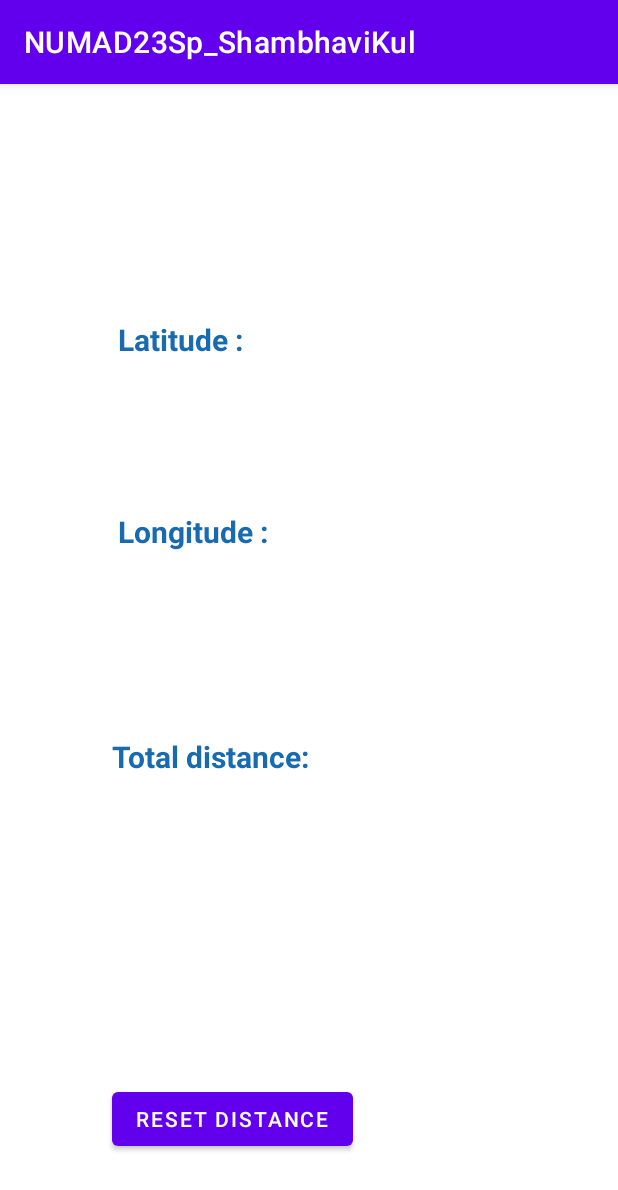
After one commit to shambhavik14/Android-Development, an Android app: the LocationActivity screen opened directly, with no data from a screen before it, on a phone screen of 412 x 824 dp. The commit adds this screen. Shown: the top 1190 px of the screen. Run offline under Robolectric (Android 15) with nearby library versions, the phone set to English and light mode, and no system bars; Roboto replaces fonts that are not available here.

Commit message:
adding assignment

```diff
--- a/app/build.gradle
+++ b/app/build.gradle
@@ -38,6 +38,7 @@ dependencies {
     implementation 'androidx.appcompat:appcompat:1.4.1'
     implementation 'com.google.android.material:material:1.5.0'
     implementation 'androidx.constraintlayout:constraintlayout:2.1.3'
+    implementation 'com.google.android.gms:play-services-location:19.0.1'
     testImplementation 'junit:junit:4.13.2'
     androidTestImplementation 'androidx.test.ext:junit:1.1.3'
     androidTestImplementation 'androidx.test.espresso:espresso-core:3.4.0'
--- /dev/null
+++ b/app/src/main/java/edu/northeastern/numad23sp_shambhavikul/LocationActivity.java
@@ -0,0 +1,145 @@
+package edu.northeastern.numad23sp_shambhavikul;
+
+import androidx.appcompat.app.AppCompatActivity;
+
+import android.os.Bundle;
+
+import androidx.annotation.NonNull;
+import androidx.appcompat.app.AlertDialog;
+import androidx.core.app.ActivityCompat;
+
+import android.Manifest;
+import android.content.DialogInterface;
+import android.content.pm.PackageManager;
+import android.location.Location;
+import android.os.Looper;
+import android.view.View;
+import android.widget.Button;
+import android.widget.TextView;
+
+import com.google.android.gms.location.FusedLocationProviderClient;
+import com.google.android.gms.location.LocationCallback;
+import com.google.android.gms.location.LocationRequest;
+import com.google.android.gms.location.LocationResult;
+import com.google.android.gms.location.LocationServices;
+
+import java.text.MessageFormat;
+
+public class LocationActivity extends AppCompatActivity {
+
+    private FusedLocationProviderClient fusedLocationProviderClient;
+    TextView latitudeTextView;
+    TextView longitudeTextView;
+    TextView distanceTextView;
+    LocationRequest locationRequest;
+    DistanceCalculator distanceCalculator;
+
+    @Override
+    protected void onCreate(Bundle savedInstanceState) {
+        super.onCreate(savedInstanceState);
+        setContentView(R.layout.activity_location);
+        latitudeTextView = findViewById(R.id.location_latitude);
+        longitudeTextView = findViewById(R.id.location_longitude);
+        distanceTextView = findViewById(R.id.total_distance);
+        fusedLocationProviderClient = LocationServices.getFusedLocationProviderClient(this);
+
+        Button reset_distance_button = (Button) findViewById(R.id.reset_distance_button);
+        if (reset_distance_button != null) {
+            reset_distance_button.setOnClickListener(new View.OnClickListener() {
+                @Override
+                public void onClick(View v) {
+                    resetDistance();
+                }
+            });
+        }
+
+        if (ActivityCompat.checkSelfPermission(this, Manifest.permission.ACCESS_FINE_LOCATION) != PackageManager.PERMISSION_GRANTED
+                && ActivityCompat.checkSelfPermission(this, Manifest.permission.ACCESS_COARSE_LOCATION) != PackageManager.PERMISSION_GRANTED) {
+            ActivityCompat.requestPermissions(LocationActivity.this, new String[]{Manifest.permission.ACCESS_FINE_LOCATION}, 1);
+            ActivityCompat.requestPermissions(LocationActivity.this, new String[]{Manifest.permission.ACCESS_COARSE_LOCATION}, 2);
+        }
+
+        distanceCalculator = DistanceCalculator.getInstance();
+
+        locationRequest = locationRequest.create();
+        locationRequest.setInterval(100);
+        locationRequest.setFastestInterval(50);
+        locationRequest.setPriority(LocationRequest.PRIORITY_HIGH_ACCURACY);
+
+        // Instantiating the LocationCallBack
+        LocationCallback locationCallback = new LocationCallback() {
+            @Override
+            public void onLocationResult(LocationResult locationResult) {
+                if (locationResult != null) {
+                    if (locationResult == null) {
+                        return;
+                    }
+                    for (Location location : locationResult.getLocations()) {
+                        latitudeTextView.setText(MessageFormat.format("Latitude: {0}", location.getLatitude()));
+                        longitudeTextView.setText(MessageFormat.format("Longitude: {0}", location.getLongitude()));
+                        double distance = distanceCalculator.addDistance(location.getLatitude(), location.getLongitude());
+                        distanceTextView.setText(MessageFormat.format("Distance: {0} m", distance));
+                    }
+                }
+            }
+        };
+        fusedLocationProviderClient.requestLocationUpdates(locationRequest, locationCallback, Looper.getMainLooper());
+    }
+
+    private void resetDistance() {
+        this.distanceCalculator = DistanceCalculator.reset();
+        distanceTextView.setText("Distance:");
+    }
+
+    @Override
+    public void onBackPressed() {
+        new AlertDialog.Builder(this)
+                .setIcon(android.R.drawable.ic_dialog_alert)
+                .setTitle("Return Back")
+                .setMessage("Are you sure you want to go back? Distance data will be lost.")
+                .setPositiveButton("Yes", new DialogInterface.OnClickListener()
+                {
+                    @Override
+                    public void onClick(DialogInterface dialog, int which) {
+                        resetDistance();
+                        finish();
+                    }
+
+                })
+                .setNegativeButton("No", null)
+                .show();
+    }
+
+    @Override
+    public void onRequestPermissionsResult(int requestCode, @NonNull String[] permissions, @NonNull int[] grantResults) {
+        super.onRequestPermissionsResult(requestCode, permissions, grantResults);
+
+        if (ActivityCompat.checkSelfPermission(this, Manifest.permission.ACCESS_FINE_LOCATION) == PackageManager.PERMISSION_GRANTED
+                || ActivityCompat.checkSelfPermission(this, Manifest.permission.ACCESS_COARSE_LOCATION) == PackageManager.PERMISSION_GRANTED) {
+
+            locationRequest = locationRequest.create();
+            locationRequest.setInterval(100);
+            locationRequest.setFastestInterval(50);
+            locationRequest.setPriority(LocationRequest.PRIORITY_HIGH_ACCURACY);
+
+            // Instantiating the LocationCallBack
+            LocationCallback locationCallback = new LocationCallback() {
+                @Override
+                public void onLocationResult(LocationResult locationResult) {
+                    if (locationResult != null) {
+                        if (locationResult == null) {
+                            return;
+                        }
+                        for (Location location : locationResult.getLocations()) {
+                            latitudeTextView.setText(MessageFormat.format("Latitude: {0}", location.getLatitude()));
+                            longitudeTextView.setText(MessageFormat.format("Longitude: {0}", location.getLongitude()));
+                            double distance = distanceCalculator.addDistance(location.getLatitude(), location.getLongitude());
+                            distanceTextView.setText(MessageFormat.format("Distance: {0} m", distance));
+                        }
+                    }
+                }
+            };
+            fusedLocationProviderClient.requestLocationUpdates(locationRequest, locationCallback, Looper.getMainLooper());
+        }
+    }
+}
--- a/app/src/main/java/edu/northeastern/numad23sp_shambhavikul/PrimeDirectiveActivity.java
+++ b/app/src/main/java/edu/northeastern/numad23sp_shambhavikul/PrimeDirectiveActivity.java
@@ -41,7 +41,7 @@ public class PrimeDirectiveActivity extends AppCompatActivity {
 
         Button prime_directive = (Button) findViewById(R.id.find_prime);
         if (prime_directive != null) {
-            lastSearch.setText("Last number checked is");
+            lastSearch.setText("Current number checked is");
             prime_directive.setOnClickListener(new View.OnClickListener() {
                 @Override
                 public void onClick(View v) {
--- /dev/null
+++ b/app/src/main/res/layout/activity_location.xml
@@ -0,0 +1,68 @@
+<?xml version="1.0" encoding="utf-8"?>
+<androidx.constraintlayout.widget.ConstraintLayout xmlns:android="http://schemas.android.com/apk/res/android"
+    xmlns:app="http://schemas.android.com/apk/res-auto"
+    xmlns:tools="http://schemas.android.com/tools"
+    android:layout_width="match_parent"
+    android:layout_height="match_parent"
+    tools:context=".LocationActivity">
+
+    <TextView
+        android:id="@+id/location_latitude"
+        android:layout_width="wrap_content"
+        android:layout_height="wrap_content"
+        android:layout_marginTop="68dp"
+        android:text="@string/location_latitude"
+        android:textColor="#176BAE"
+        android:textSize="20sp"
+        android:textStyle="bold"
+        app:layout_constraintBottom_toBottomOf="parent"
+        app:layout_constraintEnd_toEndOf="parent"
+        app:layout_constraintHorizontal_bias="0.239"
+        app:layout_constraintStart_toStartOf="parent"
+        app:layout_constraintTop_toTopOf="parent"
+        app:layout_constraintVertical_bias="0.132" />
+
+    <TextView
+        android:id="@+id/location_longitude"
+        android:layout_width="wrap_content"
+        android:layout_height="wrap_content"
+        android:text="@string/location_longitude"
+        android:textColor="#176BAE"
+        android:textSize="20sp"
+        android:textStyle="bold"
+        app:layout_constraintBottom_toBottomOf="parent"
+        app:layout_constraintEnd_toEndOf="parent"
+        app:layout_constraintHorizontal_bias="0.252"
+        app:layout_constraintStart_toStartOf="parent"
+        app:layout_constraintTop_toTopOf="parent"
+        app:layout_constraintVertical_bias="0.384" />
+
+    <TextView
+        android:id="@+id/total_distance"
+        android:layout_width="wrap_content"
+        android:layout_height="wrap_content"
+        android:layout_marginTop="68dp"
+        android:text="@string/total_distance"
+        android:textColor="#176BAE"
+        android:textSize="20sp"
+        android:textStyle="bold"
+        app:layout_constraintBottom_toBottomOf="parent"
+        app:layout_constraintEnd_toEndOf="parent"
+        app:layout_constraintHorizontal_bias="0.266"
+        app:layout_constraintStart_toStartOf="parent"
+        app:layout_constraintTop_toTopOf="parent"
+        app:layout_constraintVertical_bias="0.545" />
+
+    <Button
+        android:id="@+id/reset_distance_button"
+        android:layout_width="wrap_content"
+        android:layout_height="wrap_content"
+        android:text="@string/reset_distance"
+        app:layout_constraintBottom_toBottomOf="parent"
+        app:layout_constraintEnd_toEndOf="parent"
+        app:layout_constraintHorizontal_bias="0.298"
+        app:layout_constraintStart_toStartOf="parent"
+        app:layout_constraintTop_toTopOf="parent"
+        app:layout_constraintVertical_bias="0.925" />
+
+</androidx.constraintlayout.widget.ConstraintLayout>
--- a/app/src/main/res/layout/activity_prime_directive.xml
+++ b/app/src/main/res/layout/activity_prime_directive.xml
@@ -4,7 +4,8 @@
     xmlns:tools="http://schemas.android.com/tools"
     android:layout_width="match_parent"
     android:layout_height="match_parent"
-    tools:context=".PrimeDirectiveActivity">
+    tools:context=".PrimeDirectiveActivity"
+    android:configChanges="orientation|screenSize">
 
     <Button
         android:id="@+id/find_prime"
--- a/app/src/main/res/values/strings.xml
+++ b/app/src/main/res/values/strings.xml
@@ -21,6 +21,11 @@
     <string name="current_number_is">Current number is: </string>
     <string name="latest_prime_number_is">Latest Prime number is: </string>
     <string name="pacifier_switch">Pacifier Switch</string>
+    <string name="location">Location</string>
+    <string name="location_latitude">Latitude :</string>
+    <string name="location_longitude">Longitude :</string>
+    <string name="total_distance">Total distance:</string>
+    <string name="reset_distance">Reset Distance</string>
 
 
 </resources>
```
Also changed, not shown: app/src/main/AndroidManifest.xml (+15 -0 lines), app/src/main/java/edu/northeastern/numad23sp_shambhavikul/DistanceCalculator.java (added, +101 -0 lines), app/src/main/java/edu/northeastern/numad23sp_shambhavikul/MainActivity.java (+9 -0 lines), app/src/main/res/layout/activity_distance_calculator.xml (added, +9 -0 lines), app/src/main/res/layout/activity_main.xml (+15 -5 lines), 1 other file.
